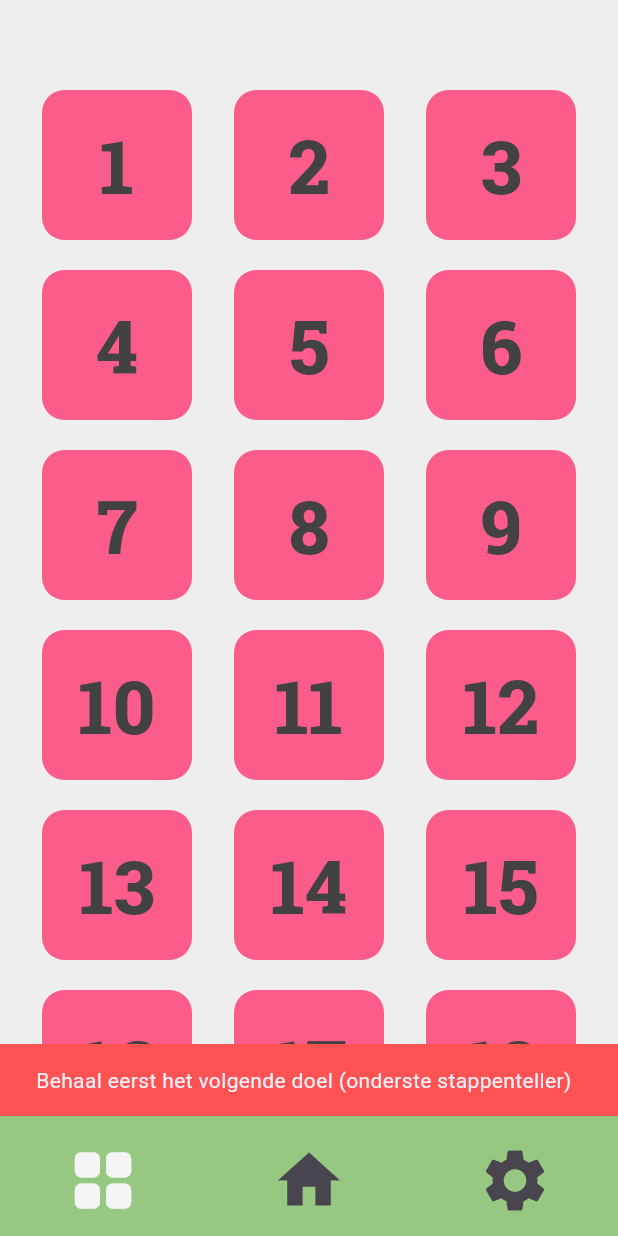
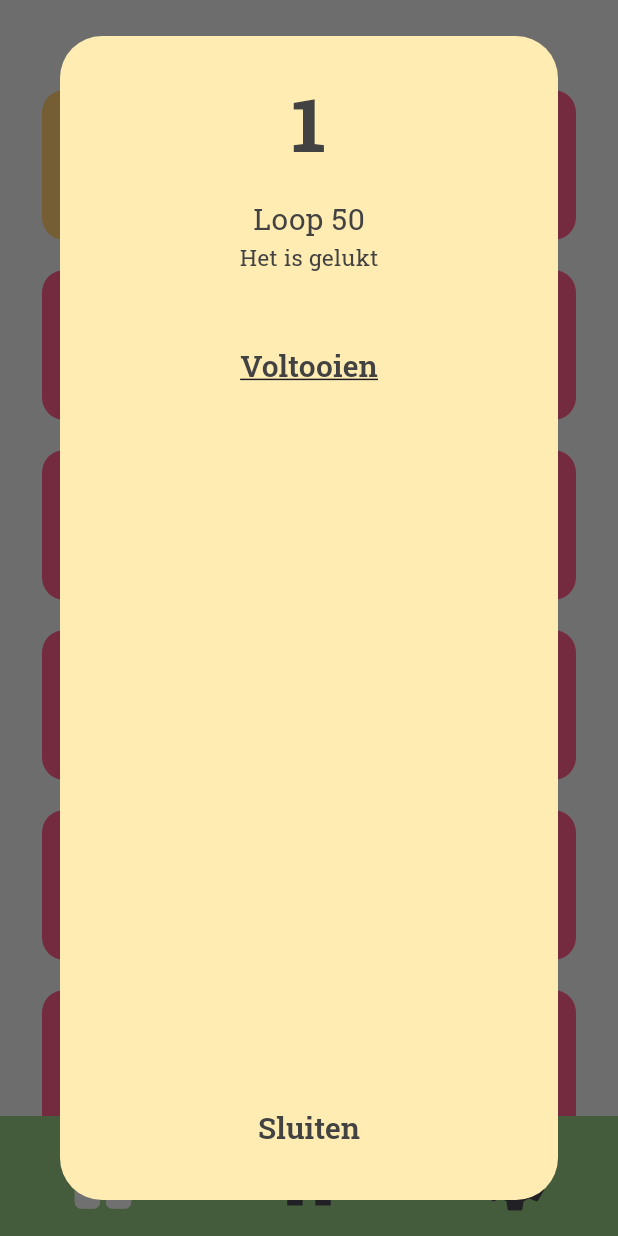
Before and after one commit to emm-j/PWS, a Flutter app: the Levels screen opened by its route, after a tap on an icon or button, on a phone screen of 412 x 824 dp. Run offline on Flutter 3.47's test engine with Material 3 defaults, Android fonts, the phone set to English and light mode, and no system bars; our stand-ins replace pedometer, permission_handler, shared_preferences, sqflite; missing offline and left inert: dart:ffi; accounts and stored records are empty.

Commit message:
Verder met de levels

```diff
--- a/lib/custompopup.dart
+++ b/lib/custompopup.dart
@@ -1,6 +1,7 @@
 import 'dart:ffi';
 
 import 'package:flutter/material.dart';
+import 'package:projecten/gedeeldelijsten.dart';
 import 'package:projecten/main.dart';
 import 'package:shared_preferences/shared_preferences.dart';
 import 'gedeeldelijsten.dart';
@@ -31,18 +32,18 @@ class CustomPopup extends StatefulWidget {
 class _CustomPopupState extends State<CustomPopup> {
   void saveLijst() async {
     final prefs = await SharedPreferences.getInstance();
-    await prefs.setStringList('gehaald', gehaaldeDoelen);
+    await prefs.setStringList('gehaald', gehaaldeChallenge);
   }
 
   void loadLijst() async {
     final prefs = await SharedPreferences.getInstance();
     setState(() {
-      gehaaldeDoelen = prefs.getStringList('gehaald')!;
+      gehaaldeChallenge = prefs.getStringList('gehaald')!;
     });
   }
 
   void resetLijst() async {
-    gehaaldeDoelen = [];
+    gehaaldeChallenge = [];
     saveLijst();
   }
   late String currentKnopText;
@@ -75,10 +76,10 @@ class _CustomPopupState extends State<CustomPopup> {
       "Loop 15000 stappen binnen 150 minuten.",
       "Loop 20000 stappen binnen 120 minuten.",
       "Loop 42.195 km binnen 5 uur (300 minuten)."];
-    if (currentIndex <= gehaaldeDoelen.length + 1) {
+    if (currentIndex <= gehaaldeChallenge.length + 1) {
       return Challenges[currentIndex];
     }
-    if (currentIndex > gehaaldeDoelen.length + 1) {
+    if (currentIndex > gehaaldeChallenge.length + 1) {
       return '';
     }
     return 'Something went wrong!';
@@ -86,9 +87,9 @@ class _CustomPopupState extends State<CustomPopup> {
 
   @override
   Widget build(BuildContext context) {
-    var achtergrondkleur = currentIndex == gehaaldeDoelen.length + 1
+    var achtergrondkleur = currentIndex == gehaaldeChallenge.length + 1
         ? Colors.amber[100]
-        : (currentIndex < gehaaldeDoelen.length + 1
+        : (currentIndex < gehaaldeChallenge.length + 1
         ? Colors.green[100]
         : Colors.red[100]);
     return AlertDialog(
@@ -117,10 +118,16 @@ class _CustomPopupState extends State<CustomPopup> {
                color: Colors.grey[800],
              ),
              ),
-             Text(getChallenge()),
+             Text(getChallenge(),
+               style: TextStyle(
+                 fontFamily: "Tekst",
+                 fontSize: 15,
+                 fontWeight: FontWeight.w400,
+                 color: Colors.grey[800],
+               ),),
              TextButton(onPressed: () async {
-               if (widget.index == gehaaldeDoelen.length + 1) {
-                 gehaaldeDoelen.add((widget.index).toString());
+               if (widget.index == gehaaldeChallenge.length + 1) {
+                 gehaaldeChallenge.add((widget.index).toString());
                  setState(() {
                    currentKnopText = 'Voltooid';
                    achtergrondkleur = Colors.green[100];
@@ -128,10 +135,24 @@ class _CustomPopupState extends State<CustomPopup> {
                    saveLijst();
                  });
                }
-               else if (widget.index <= gehaaldeDoelen.length) {
+               else if (widget.index <= gehaaldeChallenge.length) {
                  print('Al voltooid');
                }
-               }, child: Text('$currentKnopText'))
+               }, child: Container(
+                 padding: EdgeInsetsDirectional.fromSTEB(10,10,10,10),
+                 margin: EdgeInsetsDirectional.fromSTEB(0, 30, 0, 30),
+                 decoration: BoxDecoration(
+                   borderRadius: BorderRadius.all(Radius.circular(15))
+                 ),
+                 child: Text('$currentKnopText',
+                 style: TextStyle(
+                   decoration: TextDecoration.underline,
+                 fontFamily: "Tekst",
+                 fontSize: 20,
+                 fontWeight: FontWeight.w600,
+                 color: Colors.grey[800],
+                              ),),
+               ))
            ],
          ),
       ),
--- a/lib/database/database.dart
+++ b/lib/database/database.dart
@@ -1,3 +1,6 @@
+import 'package:sqflite/sqflite.dart';
+import 'package:projecten/database/database_service.dart';
+import 'package:projecten/data_model/models.dart';
 import 'package:sqflite/sqflite.dart';
 import 'package:projecten/database/database_service.dart';
 import 'package:projecten/data_model/models.dart';
--- a/lib/gedeeldelijsten.dart
+++ b/lib/gedeeldelijsten.dart
@@ -1,3 +1,4 @@
 import 'package:flutter/material.dart';
 
-List<String> gehaaldeDoelen = [];
+List<String> gehaaldeChallenge = [];
+List<String> isdoelgehaald = ['test'];
--- a/lib/main.dart
+++ b/lib/main.dart
@@ -1,5 +1,6 @@
 import 'package:flutter/material.dart';
 import 'package:intl/intl.dart';
+import 'package:projecten/gedeeldelijsten.dart';
 import 'package:shared_preferences/shared_preferences.dart';
 import 'package:pedometer/pedometer.dart';
 import 'package:permission_handler/permission_handler.dart';
@@ -521,22 +522,22 @@ class Levels extends StatefulWidget {
 class _LevelsState extends State<Levels> {
   void saveLijst() async {
     final prefs = await SharedPreferences.getInstance();
-    await prefs.setStringList('gehaald', gehaaldeDoelen);
+    await prefs.setStringList('gehaald', gehaaldeChallenge);
   }
 
   void loadLijst() async {
     final prefs = await SharedPreferences.getInstance();
     setState(() {
-      gehaaldeDoelen = prefs.getStringList('gehaald')!;
+      gehaaldeChallenge = prefs.getStringList('gehaald')!;
     });
   }
 
   void resetLijst() async {
-    gehaaldeDoelen = [];
+    gehaaldeChallenge = [];
     saveLijst();
   }
   List levelgetal = ['test','1','2','3', '4','5','6','7','8','9','10','11','12','13','14','15','16','17','18','19','20'];
-  List leveltext = ['test',"Loop 1000 stappen binnen 15 minuten.",
+  List leveltext = ['test',"Loop 50",
     "Loop 1500 stappen binnen 20 minuten.",
     "Loop 2000 stappen binnen 25 minuten.",
     "Loop 2500 stappen binnen 30 minuten.",
@@ -582,19 +583,18 @@ class _LevelsState extends State<Levels> {
                         height: 100,
                         width: 100,
                         decoration: BoxDecoration(
-                          color: index == gehaaldeDoelen.length + 1 && int.parse(totalSteps) >= _volgenddoel
+                          color: index == gehaaldeChallenge.length + 1
                               ? mainOranje
-                              : (index < gehaaldeDoelen.length + 1
+                              : (index < gehaaldeChallenge.length + 1
                               ? mainGroen
-                              : index == gehaaldeDoelen.length + 1 && int.parse(totalSteps) < _volgenddoel
+                              : index == gehaaldeChallenge.length + 1 && int.parse(totalSteps) < _volgenddoel
                               ? Color.fromRGBO(255, 56, 112, 0.8)
                               : Color.fromRGBO(255, 56, 112, 0.8)),
                           borderRadius: BorderRadius.circular(15),
                         ),
                         child: TextButton(
                           onPressed: () {
-                            if (int.parse(totalSteps) >= _volgenddoel) {
-                              if (index <= gehaaldeDoelen.length + 1) {
+                              if (index <= gehaaldeChallenge.length + 1) {
                                 showDialog(
                                   context: context,
                                   builder: (BuildContext context) {
@@ -603,9 +603,9 @@ class _LevelsState extends State<Levels> {
                                       content: leveltext[index],
                                       index: index,
                                       knopText: index ==
-                                          gehaaldeDoelen.length + 1
+                                          gehaaldeChallenge.length + 1
                                           ? 'Voltooien'
-                                          : (index < gehaaldeDoelen.length + 1
+                                          : (index < gehaaldeChallenge.length + 1
                                           ? 'Voltooid'
                                           : 'Standaard Knop'),
                                       buttonText: 'Sluiten',
@@ -623,55 +623,11 @@ class _LevelsState extends State<Levels> {
                                 ScaffoldMessenger.of(context).showSnackBar(
                                     const SnackBar(
                                       content: Text(
-                                          'Complete eerst het level hiervoor'),
+                                          'Voltooi eerst het level hiervoor'),
                                       backgroundColor: Colors.redAccent,
                                     ));
                               }
-                            }
-                            else {
-                              if (index < gehaaldeDoelen.length + 1) {
-                                showDialog(
-                                  context: context,
-                                  builder: (BuildContext context) {
-                                    return CustomPopup(
-                                      title: levelgetal[index],
-                                      content: leveltext[index],
-                                      index: index,
-                                      knopText: index ==
-                                          gehaaldeDoelen.length + 1
-                                          ? 'Voltooien'
-                                          : (index < gehaaldeDoelen.length + 1
-                                          ? 'Voltooid'
-                                          : 'Standaard Knop'),
-                                      buttonText: 'Sluiten',
-                                      onButtonPressed: () {
-                                        setState(() {
-                                          Navigator.pushNamed(
-                                              context, '/levels');
-                                        });
-                                      },
-                                    );
-                                  },
-                                );
-                              }
-                              else if (index == gehaaldeDoelen.length + 1){
-                                ScaffoldMessenger.of(context).showSnackBar(
-                                    const SnackBar(
-                                      content: Text(
-                                          'Behaal eerst het volgende doel (onderste stappenteller)'),
-                                      backgroundColor: Colors.redAccent,
-                                    ));
-                              }
-                              else {
-                                ScaffoldMessenger.of(context).showSnackBar(
-                                    const SnackBar(
-                                      content: Text(
-                                          'Complete eerst het level hiervoor'),
-                                      backgroundColor: Colors.redAccent,
-                                    ));
-                              }
-                            }
-                          },
+                            },
                           child: Text('$index',
                           style: TextStyle(
                             fontFamily: "Tekst",
```
